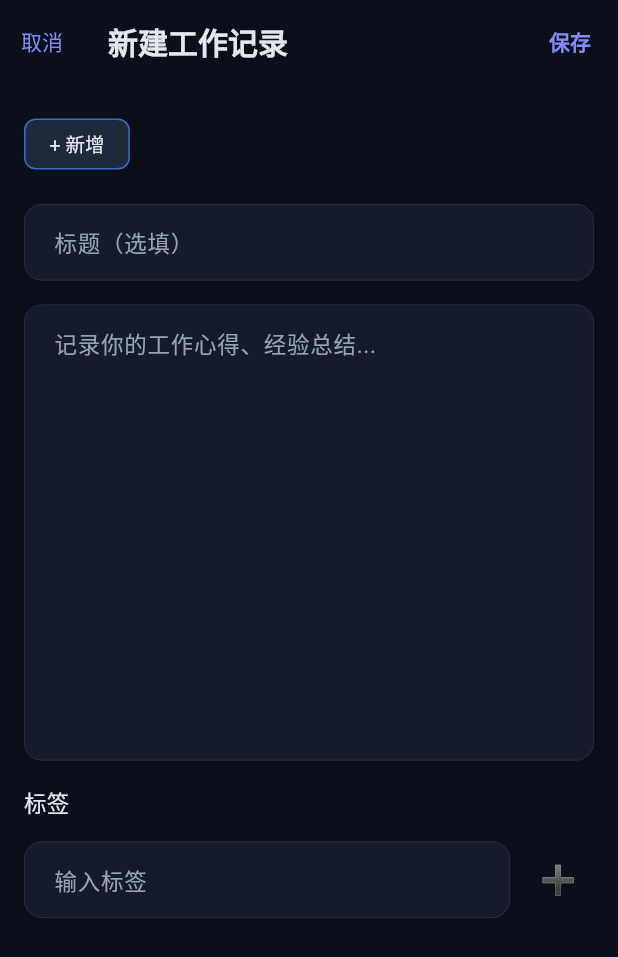
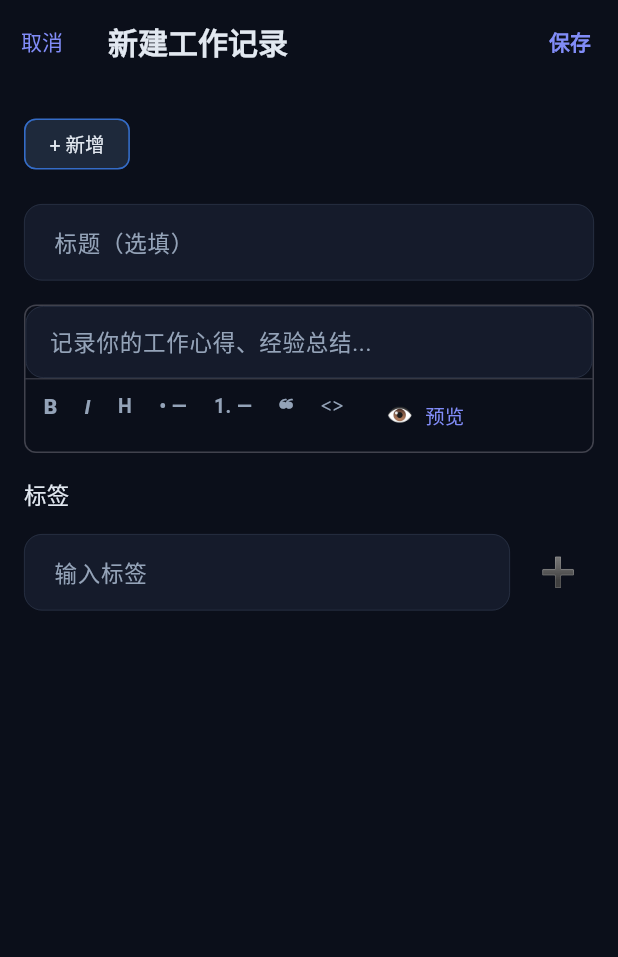
Before and after one commit to zw-wang820/BuildSelf_APP, a Flutter app: the WorkEditScreen screen opened by its route, on a phone screen of 412 x 824 dp. Shown: the top 957 px of the screen. Run offline on Flutter 3.47's test engine with Material 3 defaults, Android fonts, the phone set to English and light mode, and no system bars; our stand-ins replace shared_preferences, sqflite; accounts and stored records are empty; Roboto replaces fonts that are missing (NotoSansSC).

Commit message:
feat: Markdown 功能 Phase 1（自研渲染器 + 工作笔记接入）
新增零依赖 markdown_parser + MarkdownText/MarkdownEditor 共享组件；工作笔记编辑/详情/列表/统计 4 处接入；修复浅色模式下 RichText 无颜色导致正文白字的问题

```diff
--- a/lib/features/work/screens/work_detail_screen.dart
+++ b/lib/features/work/screens/work_detail_screen.dart
@@ -6,6 +6,7 @@ import 'package:buildself/data/models/work_note_model.dart';
 import 'package:buildself/data/repositories/work_repository.dart';
 import 'package:buildself/shared/widgets/emoji_icon.dart';
 import 'package:buildself/shared/widgets/empty_state.dart';
+import 'package:buildself/shared/widgets/markdown_text.dart';
 import 'package:buildself/shared/widgets/tag_chip.dart';
 
 /// 工作记录详情页
@@ -125,7 +126,10 @@ class _WorkDetailScreenState extends State<WorkDetailScreen> {
         const SizedBox(height: 16),
         const Divider(),
         const SizedBox(height: 16),
-        Text(note.content, style: const TextStyle(fontSize: 15, height: 1.8)),
+        MarkdownText(
+          note.content,
+          baseStyle: const TextStyle(fontSize: 15, height: 1.8),
+        ),
         if (note.tags.isNotEmpty) ...[
           const SizedBox(height: 24),
           Wrap(spacing: 8, runSpacing: 8, children: note.tags.map((tag) => TagChip(label: tag)).toList()),
--- a/lib/features/work/screens/work_edit_screen.dart
+++ b/lib/features/work/screens/work_edit_screen.dart
@@ -7,6 +7,7 @@ import 'package:buildself/data/models/work_note_model.dart';
 import 'package:buildself/data/repositories/work_repository.dart';
 import 'package:buildself/features/auth/providers/app_provider.dart';
 import 'package:buildself/shared/widgets/emoji_icon.dart';
+import 'package:buildself/shared/widgets/markdown_editor.dart';
 import 'package:buildself/shared/widgets/tag_chip.dart';
 
 /// 工作记录编辑/新建页
@@ -218,10 +219,9 @@ class _WorkEditScreenState extends State<WorkEditScreen> {
           const SizedBox(height: 16),
           TextField(controller: _titleController, decoration: InputDecoration(hintText: AppStrings.titleOptional)),
           const SizedBox(height: 16),
-          TextField(
+          MarkdownEditor(
             controller: _contentController,
-            maxLines: 12,
-            decoration: InputDecoration(hintText: _contentHint()),
+            hint: _contentHint(),
           ),
           // 待学习项：完成状态开关
           if (_recordType == '待学习项') ...[
--- a/lib/features/work/screens/work_list_screen.dart
+++ b/lib/features/work/screens/work_list_screen.dart
@@ -3,6 +3,7 @@ import 'package:provider/provider.dart';
 import 'package:buildself/core/constants/colors.dart';
 import 'package:buildself/core/constants/strings.dart';
 import 'package:buildself/core/router/routes.dart';
+import 'package:buildself/core/utils/markdown_parser.dart';
 import 'package:buildself/data/models/enums.dart';
 import 'package:buildself/data/models/work_note_model.dart';
 import 'package:buildself/data/repositories/work_repository.dart';
@@ -238,7 +239,7 @@ class _WorkListScreenState extends State<WorkListScreen> {
           ],
           const SizedBox(height: 6),
           Text(
-            note.content,
+            stripMarkdown(note.content),
             maxLines: 3,
             overflow: TextOverflow.ellipsis,
             style: TextStyle(
--- a/lib/features/work/screens/work_stats_screen.dart
+++ b/lib/features/work/screens/work_stats_screen.dart
@@ -2,6 +2,7 @@ import 'package:flutter/material.dart';
 import 'package:provider/provider.dart';
 import 'package:buildself/core/constants/colors.dart';
 import 'package:buildself/core/router/routes.dart';
+import 'package:buildself/core/utils/markdown_parser.dart';
 import 'package:buildself/data/models/work_note_model.dart';
 import 'package:buildself/data/repositories/work_repository.dart';
 import 'package:buildself/features/auth/providers/app_provider.dart';
@@ -461,7 +462,7 @@ class _WorkStatsScreenState extends State<WorkStatsScreen> {
                   const SizedBox(height: 2),
                 ],
                 Text(
-                  note.content,
+                  stripMarkdown(note.content),
                   maxLines: 2,
                   overflow: TextOverflow.ellipsis,
                   style: TextStyle(
--- /dev/null
+++ b/lib/shared/widgets/markdown_editor.dart
@@ -0,0 +1,208 @@
+import 'package:flutter/material.dart';
+import 'package:flutter/services.dart';
+
+import 'emoji_icon.dart';
+import 'markdown_text.dart';
+
+/// Markdown 编辑器：TextField + 底部语法工具栏 + 编辑/预览切换。
+///
+/// 沿用项目双模式表单惯例：编辑模式输入原文，预览模式查看渲染效果。
+/// 通过传入的 [controller] 与外部表单共享内容，保存逻辑不变（存原始 Markdown）。
+class MarkdownEditor extends StatefulWidget {
+  final TextEditingController controller;
+  final String? hint;
+  final int maxLines;
+  final int minLines;
+
+  const MarkdownEditor({
+    Key? key,
+    required this.controller,
+    this.hint,
+    this.maxLines = 12,
+    this.minLines = 1,
+  }) : super(key: key);
+
+  @override
+  State<MarkdownEditor> createState() => _MarkdownEditorState();
+}
+
+class _MarkdownEditorState extends State<MarkdownEditor> {
+  bool _preview = false;
+
+  /// 行首插入前缀（标题 / 列表 / 引用）
+  void _insertLinePrefix(String prefix) {
+    final text = widget.controller.text;
+    final sel = widget.controller.selection;
+    final cursor = (sel.isValid && sel.start >= 0) ? sel.start : text.length;
+    // 找到光标所在行的行首
+    var lineStart = text.lastIndexOf('\n', cursor - 1) + 1;
+    final newText = text.substring(0, lineStart) +
+        prefix +
+        text.substring(lineStart);
+    final newCursor = cursor + prefix.length;
+    widget.controller.value = TextEditingValue(
+      text: newText,
+      selection: TextSelection.collapsed(offset: newCursor),
+    );
+  }
+
+  /// 包裹选中文字（粗体 / 斜体 / 行内代码）
+  void _wrapSelection(String prefix, String suffix) {
+    final text = widget.controller.text;
+    final sel = widget.controller.selection;
+    if (!sel.isValid || sel.start < 0) {
+      // 无有效光标：追加到末尾
+      final newText = text + prefix + suffix;
+      widget.controller.value = TextEditingValue(
+        text: newText,
+        selection: TextSelection.collapsed(offset: newText.length - suffix.length),
+      );
+      return;
+    }
+    final start = sel.start;
+    final end = sel.end;
+    final selected = text.substring(start, end);
+    final newText = text.substring(0, start) +
+        prefix +
+        selected +
+        suffix +
+        text.substring(end);
+    // 有选中：光标落在包裹后的内容末尾；无选中：落在两个标记之间
+    final newCursor = start + prefix.length + selected.length;
+    widget.controller.value = TextEditingValue(
+      text: newText,
+      selection: TextSelection.collapsed(offset: newCursor),
+    );
+  }
+
+  @override
+  Widget build(BuildContext context) {
+    final scheme = Theme.of(context).colorScheme;
+    return Container(
+      decoration: BoxDecoration(
+        border: Border.all(color: scheme.outline.withValues(alpha: 0.4)),
+        borderRadius: BorderRadius.circular(8),
+      ),
+      child: Column(
+        crossAxisAlignment: CrossAxisAlignment.start,
+        children: [
+          // 编辑区 / 预览区
+          if (_preview)
+            ConstrainedBox(
+              constraints: const BoxConstraints(minHeight: 160),
+              child: Container(
+                width: double.infinity,
+                padding: const EdgeInsets.all(12),
+                child: widget.controller.text.trim().isEmpty
+                    ? Text(
+                        '暂无内容，切回编辑模式输入',
+                        style: TextStyle(
+                          color: scheme.onSurfaceVariant.withValues(alpha: 0.6),
+                        ),
+                      )
+                    : MarkdownText(widget.controller.text),
+              ),
+            )
+          else
+            TextField(
+              controller: widget.controller,
+              maxLines: widget.maxLines,
+              minLines: widget.minLines,
+              inputFormatters: [LengthLimitingTextInputFormatter(20000)],
+              decoration: InputDecoration(
+                hintText: widget.hint,
+                border: InputBorder.none,
+                contentPadding: const EdgeInsets.all(12),
+              ),
+            ),
+          // 工具栏
+          Container(
+            width: double.infinity,
+            decoration: BoxDecoration(
+              border: Border(
+                top: BorderSide(color: scheme.outline.withValues(alpha: 0.3)),
+              ),
+            ),
+            padding: const EdgeInsets.symmetric(horizontal: 4),
+            child: _preview
+                ? Row(
+                    mainAxisAlignment: MainAxisAlignment.end,
+                    children: [
+                      TextButton.icon(
+                        onPressed: () => setState(() => _preview = false),
+                        icon: const EmojiIcon('✏️', size: 15),
+                        label: const Text('编辑', style: TextStyle(fontSize: 13)),
+                      ),
+                    ],
+                  )
+                : Wrap(
+                    spacing: 2,
+                    children: [
+                      _toolBtn(
+                        label: 'B',
+                        style: const TextStyle(
+                            fontWeight: FontWeight.w800, fontSize: 14),
+                        onTap: () => _wrapSelection('**', '**'),
+                      ),
+                      _toolBtn(
+                        label: 'I',
+                        style: const TextStyle(
+                            fontStyle: FontStyle.italic,
+                            fontWeight: FontWeight.w600,
+                            fontSize: 14),
+                        onTap: () => _wrapSelection('*', '*'),
+                      ),
+                      _toolBtn(
+                        label: 'H',
+                        onTap: () => _insertLinePrefix('## '),
+                      ),
+                      _toolBtn(
+                        label: '• —',
+                        onTap: () => _insertLinePrefix('- '),
+                      ),
+                      _toolBtn(
+                        label: '1. —',
+                        onTap: () => _insertLinePrefix('1. '),
+                      ),
+                      _toolBtn(
+                        label: '❝',
+                        onTap: () => _insertLinePrefix('> '),
+                      ),
+                      _toolBtn(
+                        label: '<>',
+                        style: const TextStyle(
+                            fontFamily: 'monospace', fontSize: 13),
+                        onTap: () => _wrapSelection('`', '`'),
+                      ),
+                      const SizedBox(width: 4),
+                      TextButton.icon(
+                        onPressed: () => setState(() => _preview = true),
+                        icon: const EmojiIcon('👁', size: 15),
+                        label: const Text('预览', style: TextStyle(fontSize: 13)),
+                      ),
+                    ],
+                  ),
+          ),
+        ],
+      ),
+    );
+  }
+
+  Widget _toolBtn({
+    required String label,
+    TextStyle? style,
+    required VoidCallback onTap,
+  }) {
+    return InkWell(
+      borderRadius: BorderRadius.circular(6),
+      onTap: onTap,
+      child: Padding(
+        padding: const EdgeInsets.symmetric(horizontal: 8, vertical: 8),
+        child: Text(
+          label,
+          style: style ?? const TextStyle(fontSize: 13, fontWeight: FontWeight.w600),
+        ),
+      ),
+    );
+  }
+}
```
Also changed, not shown: lib/core/utils/markdown_parser.dart (added, +275 -0 lines), lib/shared/widgets/markdown_text.dart (added, +192 -0 lines), 1 other file.
